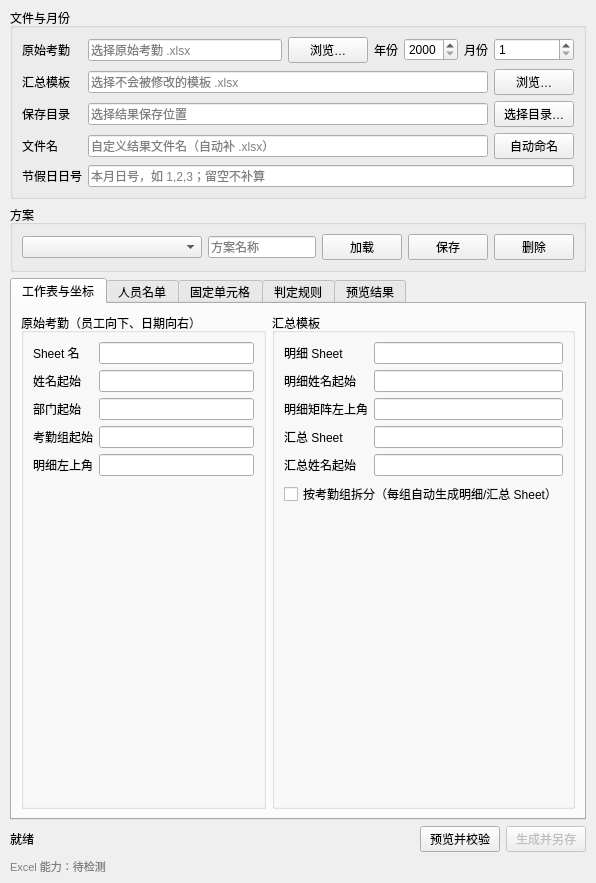
Old version of the form file_toolbox/gui/forms/attendance_dialog.ui in the repository FelixJI/file-toolbox.
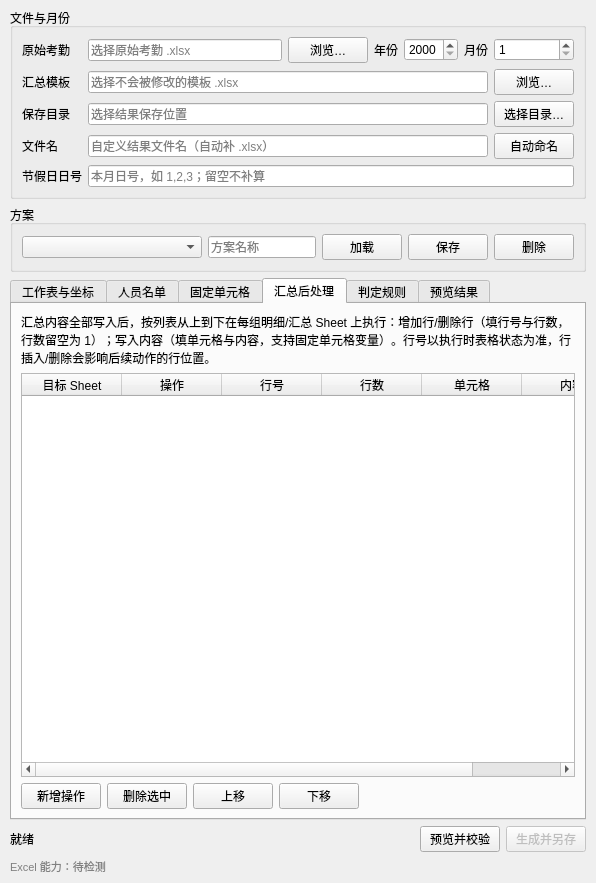
New version of the form. The open tabs and pages were chosen to show the change.

Commit message: feat(attendance): 异常数据不阻断汇总并标黄，新增汇总后处理 (#157)

What changed in the file:
```diff
--- a/file_toolbox/gui/forms/attendance_dialog.ui
+++ b/file_toolbox/gui/forms/attendance_dialog.ui
@@ -147,6 +147,14 @@
        <item><layout class="QHBoxLayout" name="layout_mapping_buttons"><item><widget class="QPushButton" name="btn_add_mapping"><property name="text"><string>新增映射</string></property></widget></item><item><widget class="QPushButton" name="btn_remove_mapping"><property name="text"><string>删除选中</string></property></widget></item><item><spacer name="mapping_spacer"><property name="orientation"><enum>Qt::Orientation::Horizontal</enum></property><property name="sizeHint" stdset="0"><size><width>40</width><height>20</height></size></property></spacer></item></layout></item>
       </layout>
      </widget>
+     <widget class="QWidget" name="tab_post_actions">
+      <attribute name="title"><string>汇总后处理</string></attribute>
+      <layout class="QVBoxLayout" name="layout_post_actions">
+       <item><widget class="QLabel" name="label_post_help"><property name="text"><string>汇总内容全部写入后，按列表从上到下在每组明细/汇总 Sheet 上执行：增加行/删除行（填行号与行数，行数留空为 1）；写入内容（填单元格与内容，支持固定单元格变量）。行号以执行时表格状态为准，行插入/删除会影响后续动作的行位置。</string></property><property name="wordWrap"><bool>true</bool></property></widget></item>
+       <item><widget class="QTableWidget" name="table_post_actions"><property name="columnCount"><number>6</number></property><property name="rowCount"><number>0</number></property><column><property name="text"><string>目标 Sheet</string></property></column><column><property name="text"><string>操作</string></property></column><column><property name="text"><string>行号</string></property></column><column><property name="text"><string>行数</string></property></column><column><property name="text"><string>单元格</string></property></column><column><property name="text"><string>内容</string></property></column></widget></item>
+       <item><layout class="QHBoxLayout" name="layout_post_buttons"><item><widget class="QPushButton" name="btn_add_post_action"><property name="text"><string>新增操作</string></property></widget></item><item><widget class="QPushButton" name="btn_remove_post_action"><property name="text"><string>删除选中</string></property></widget></item><item><widget class="QPushButton" name="btn_post_up"><property name="text"><string>上移</string></property></widget></item><item><widget class="QPushButton" name="btn_post_down"><property name="text"><string>下移</string></property></widget></item><item><spacer name="post_spacer"><property name="orientation"><enum>Qt::Orientation::Horizontal</enum></property><property name="sizeHint" stdset="0"><size><width>40</width><height>20</height></size></property></spacer></item></layout></item>
+      </layout>
+     </widget>
      <widget class="QWidget" name="tab_rules">
       <attribute name="title"><string>判定规则</string></attribute>
       <layout class="QVBoxLayout" name="layout_rules">
```
The commit also changes 17 other files.
